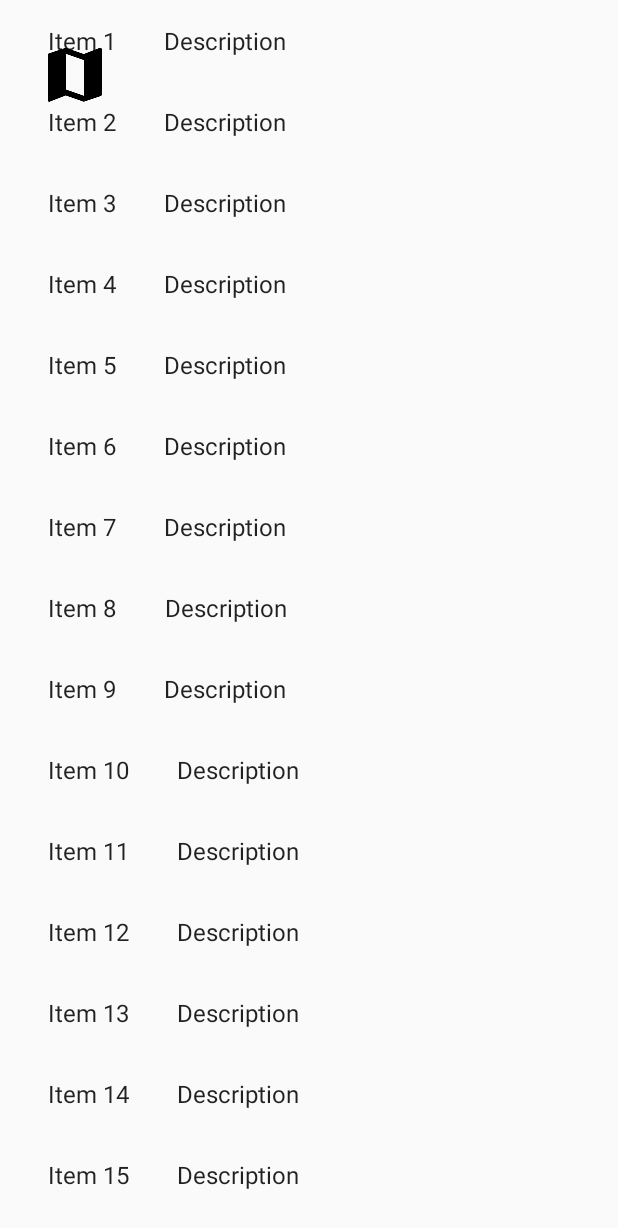
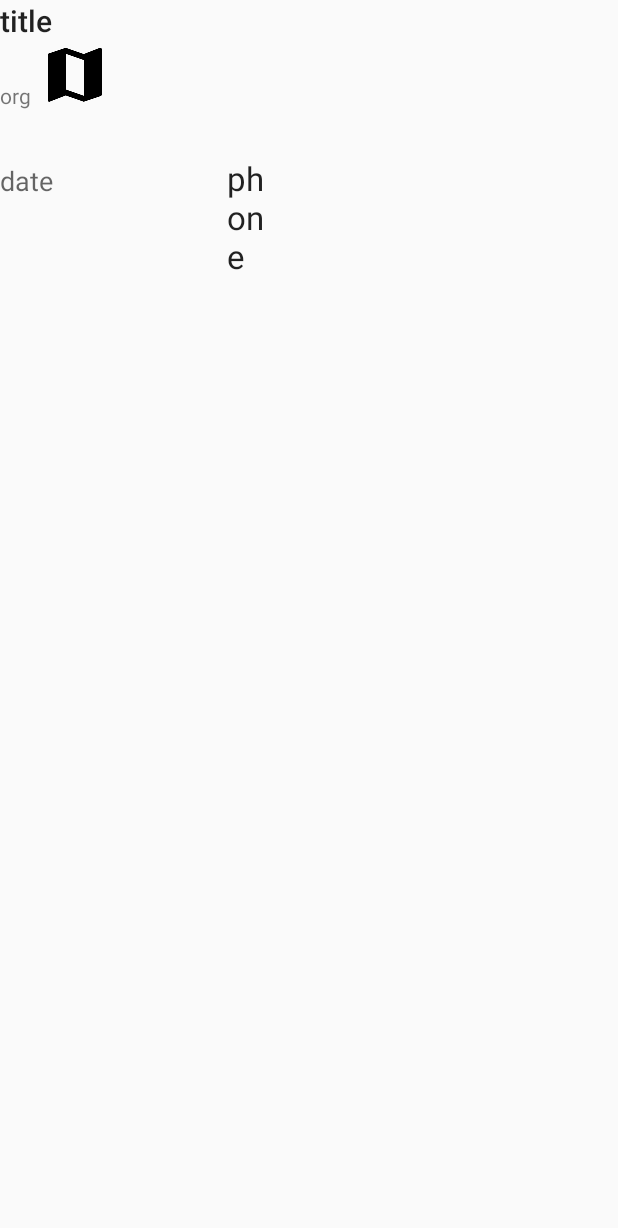
Before and after one commit to lindbergan/RefugeeMap, an Android app: the fragment EventListFragment placed in its activity, after a tap on an icon or button, on a phone screen of 412 x 824 dp. Shown: the top 1228 px of the screen. Run offline under Robolectric (Android 15) with nearby library versions, the phone set to English and light mode, and no system bars; 1 other tap on this screen came first.

Commit message:
Added a button to switch from the map and list views to the event details view

```diff
--- a/app/src/main/java/dat255/refugeemap/EventListFragment.java
+++ b/app/src/main/java/dat255/refugeemap/EventListFragment.java
@@ -54,7 +54,7 @@ public class EventListFragment extends Fragment {
       } else {
         recyclerView.setLayoutManager(new GridLayoutManager(context, mColumnCount));
       }
-      recyclerView.setAdapter(new EventRecyclerViewAdapter(StaticContent.EVENTS, mListener));
+      recyclerView.setAdapter(new EventRecyclerViewAdapter(StaticContent.getEvents(), mListener));
     }
     return view;
   }
--- a/app/src/main/java/dat255/refugeemap/GMapFragment.java
+++ b/app/src/main/java/dat255/refugeemap/GMapFragment.java
@@ -50,6 +50,14 @@ public class GMapFragment extends Fragment
     public interface ReplaceWithDetailView{
         void onInfoWindowClicked(Marker marker);
     }
+
+  public GMapFragment(){
+
+  }
+
+  public static GMapFragment newInstance(){
+    return new GMapFragment();
+  }
 
   @Override
   public void onAttach(Activity activity) {
--- a/app/src/main/java/dat255/refugeemap/MainActivity.java
+++ b/app/src/main/java/dat255/refugeemap/MainActivity.java
@@ -2,6 +2,7 @@ package dat255.refugeemap;
 
 import android.app.FragmentManager;
 import android.graphics.drawable.Drawable;
+import android.net.Uri;
 import android.os.Bundle;
 import android.support.v4.app.FragmentActivity;
 import android.support.v4.content.res.ResourcesCompat;
@@ -11,10 +12,11 @@ import android.widget.Toast;
 
 import com.google.android.gms.maps.model.Marker;
 
+import dat255.refugeemap.detailView.DetailFragment;
 
 
 public class MainActivity extends FragmentActivity
-        implements EventListFragment.OnListFragmentInteractionListener, GMapFragment.ReplaceWithDetailView {
+        implements EventListFragment.OnListFragmentInteractionListener, DetailFragment.OnFragmentInteractionListener, GMapFragment.ReplaceWithDetailView {
 
   FragmentManager fm = getFragmentManager();
   private ImageButton mButton;
@@ -31,12 +33,8 @@ public class MainActivity extends FragmentActivity
   @Override
   public void onInfoWindowClicked(Marker marker) {
 
-    //TODO: replace fragment_container with detailed view instead
-    fm.beginTransaction().replace(R.id.fragment_container, new GMapFragment()).commit();
+    fm.beginTransaction().replace(R.id.fragment_container, DetailFragment.newInstance(new String[]{"title", "org", "description", "phone", "date"})).commit();
 
-    //makes sure that we get the correct marker
-    Toast toast = Toast.makeText(this, marker.getTitle(), Toast.LENGTH_SHORT);
-    toast.show();
   }
 
   public void showEventList(){
@@ -62,7 +60,9 @@ public class MainActivity extends FragmentActivity
 
   @Override
   public void onListFragmentInteraction(StaticContent.StaticItem item){
-    Toast.makeText(this, "You selected: " + item.title, Toast.LENGTH_SHORT).show();
+
+    fm.beginTransaction().replace(R.id.fragment_container, DetailFragment.newInstance(new String[]{"title", "org", "description", "phone", "date"})).commit();
+
   }
 
   public void initializeViews(View view) {
@@ -85,4 +85,9 @@ public class MainActivity extends FragmentActivity
       }
     });
   }
+
+  @Override
+  public void onFragmentInteraction(Uri uri) {
+
+  }
 }
--- a/app/src/main/java/dat255/refugeemap/StaticContent.java
+++ b/app/src/main/java/dat255/refugeemap/StaticContent.java
@@ -11,7 +11,7 @@ public class StaticContent {
   /**
    * An list of sample (dummy) items.
    */
-  public static final List<StaticItem> EVENTS = new ArrayList<StaticItem>();
+  private static final List<StaticItem> EVENTS = new ArrayList<StaticItem>();
 
   private static final int COUNT = 25;
 
@@ -57,4 +57,9 @@ public class StaticContent {
             return title;
         }
   }
+
+  public static List<StaticItem> getEvents(){
+
+    return EVENTS;
+  }
 }
```
